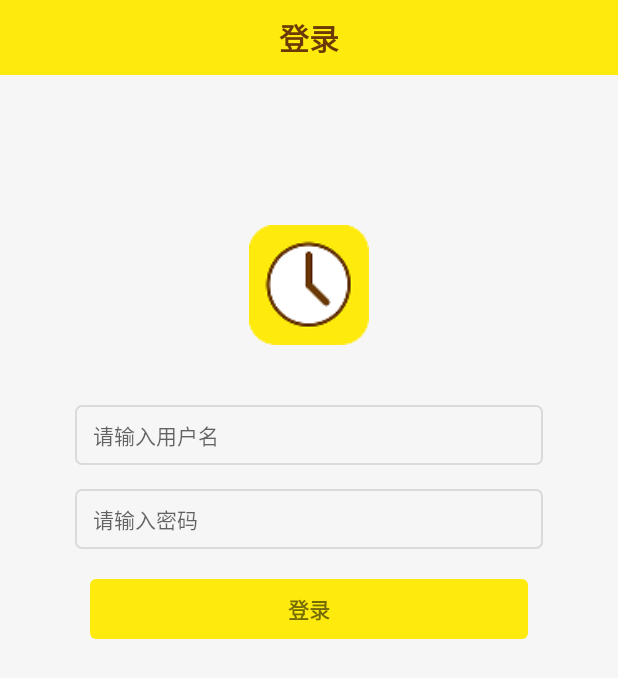
After one commit to shibo-cool/overtime, an Android app: the layout activity_login.xml on its own in the app's theme, with its tools: preview values and no code run, on a phone screen of 412 x 824 dp. The commit adds this screen. Shown: the top 678 px of the screen. Run offline under Robolectric (Android 15) with nearby library versions, the phone set to English and light mode, and no system bars.

Commit message:
update：载入页和登录页（登录页正在开发ing）

```diff
--- /dev/null
+++ b/app/src/main/res/drawable/btn_gray.xml
@@ -0,0 +1,12 @@
+<?xml version="1.0" encoding="utf-8"?>
+<shape xmlns:android="http://schemas.android.com/apk/res/android"
+    android:shape="rectangle">
+
+    <solid android:color="@color/color_gray" />
+
+    <stroke
+        android:width="2px"
+        android:color="@color/color_dadada" />
+    <corners android:radius="4dp" />
+
+</shape>
--- /dev/null
+++ b/app/src/main/res/drawable/btn_main_cornor_4.xml
@@ -0,0 +1,11 @@
+<?xml version="1.0" encoding="utf-8"?>
+<shape xmlns:android="http://schemas.android.com/apk/res/android"
+    android:shape="rectangle">
+
+
+    <corners android:radius="4dp" />
+
+    <solid android:color="@color/main_color"/>
+
+
+</shape>
--- /dev/null
+++ b/app/src/main/res/layout/activity_launcher.xml
@@ -0,0 +1,5 @@
+<?xml version="1.0" encoding="utf-8"?>
+<ImageView xmlns:android="http://schemas.android.com/apk/res/android"
+    android:layout_width="match_parent"
+    android:layout_height="match_parent"
+    android:src="@drawable/image_start"/>
--- /dev/null
+++ b/app/src/main/res/layout/activity_login.xml
@@ -0,0 +1,62 @@
+<?xml version="1.0" encoding="utf-8"?>
+<LinearLayout
+    xmlns:android="http://schemas.android.com/apk/res/android"
+    android:layout_width="match_parent"
+    android:layout_height="match_parent"
+    android:background="@color/color_gray"
+    android:orientation="vertical">
+
+    <TextView
+        android:layout_width="match_parent"
+        android:layout_height="@dimen/dp_50"
+        android:gravity="center"
+        android:background="@color/main_color"
+        android:text="@string/login"
+        android:textStyle="bold"
+        style="@style/text_style_20_6a3906"/>
+
+    <ImageView
+        android:layout_width="@dimen/dp_80"
+        android:layout_height="@dimen/dp_80"
+        android:layout_marginTop="@dimen/dp_100"
+        android:layout_gravity="center_horizontal"
+        android:src="@mipmap/icon"/>
+
+    <EditText
+        android:id="@+id/et_user"
+        android:layout_width="match_parent"
+        android:layout_height="@dimen/dp_40"
+        android:layout_marginTop="@dimen/dp_40"
+        android:layout_marginLeft="@dimen/dp_50"
+        android:layout_marginRight="@dimen/dp_50"
+        android:inputType="number"
+        style="@style/text_style_14_323232"
+        android:background="@drawable/btn_gray"
+        android:hint="@string/enter_name"
+        android:paddingLeft="@dimen/dp_12"/>
+
+    <EditText
+        android:id="@+id/et_password"
+        android:layout_width="match_parent"
+        android:layout_height="@dimen/dp_40"
+        android:layout_marginLeft="@dimen/dp_50"
+        android:layout_marginRight="@dimen/dp_50"
+        android:layout_marginTop="@dimen/dp_16"
+        style="@style/text_style_14_323232"
+        android:background="@drawable/btn_gray"
+        android:hint="@string/enter_password"
+        android:paddingLeft="@dimen/dp_12"/>
+
+    <TextView
+        android:id="@+id/btn_login"
+        android:layout_width="match_parent"
+        android:layout_height="@dimen/dp_40"
+        android:layout_marginLeft="@dimen/dp_60"
+        android:layout_marginRight="@dimen/dp_60"
+        android:layout_marginTop="@dimen/dp_20"
+        android:background="@drawable/btn_main_cornor_4"
+        android:gravity="center"
+        android:textStyle="bold"
+        android:text="@string/login"/>
+
+</LinearLayout>
--- a/app/src/main/res/values/colors.xml
+++ b/app/src/main/res/values/colors.xml
@@ -7,4 +7,7 @@
     <color name="teal_700">#FF018786</color>
     <color name="black">#FF000000</color>
     <color name="white">#FFFFFFFF</color>
+    <color name="main_color">#fffeea0c</color>
+    <color name="color_gray">#f6f6f6</color>
+    <color name="color_dadada">#dadada</color>
 </resources>
--- /dev/null
+++ b/app/src/main/res/values/dimens.xml
@@ -0,0 +1,29 @@
+<?xml version="1.0" encoding="utf-8"?>
+<resources>
+    <dimen name="dp_1">1dp</dimen>
+    <dimen name="dp_2">2dp</dimen>
+    <dimen name="dp_3">3dp</dimen>
+    <dimen name="dp_4">4dp</dimen>
+    <dimen name="dp_5">5dp</dimen>
+    <dimen name="dp_6">6dp</dimen>
+    <dimen name="dp_7">7dp</dimen>
+    <dimen name="dp_8">8dp</dimen>
+    <dimen name="dp_9">9dp</dimen>
+    <dimen name="dp_10">10dp</dimen>
+    <dimen name="dp_11">11dp</dimen>
+    <dimen name="dp_12">12dp</dimen>
+    <dimen name="dp_13">13dp</dimen>
+    <dimen name="dp_14">14dp</dimen>
+    <dimen name="dp_15">15dp</dimen>
+    <dimen name="dp_16">16dp</dimen>
+    <dimen name="dp_17">17dp</dimen>
+    <dimen name="dp_18">18dp</dimen>
+    <dimen name="dp_19">19dp</dimen>
+    <dimen name="dp_20">20dp</dimen>
+    <dimen name="dp_21">21dp</dimen>
+    <dimen name="dp_40">40dp</dimen>
+    <dimen name="dp_50">50dp</dimen>
+    <dimen name="dp_60">60dp</dimen>
+    <dimen name="dp_80">80dp</dimen>
+    <dimen name="dp_100">100dp</dimen>
+</resources>
--- a/app/src/main/res/values/strings.xml
+++ b/app/src/main/res/values/strings.xml
@@ -1,3 +1,6 @@
 <resources>
-    <string name="app_name">overtime</string>
+    <string name="app_name">天虹加班</string>
+    <string name="enter_name">请输入用户名</string>
+    <string name="enter_password">请输入密码</string>
+    <string name="login">登录</string>
 </resources>
--- /dev/null
+++ b/app/src/main/res/values/styles.xml
@@ -0,0 +1,39 @@
+<?xml version="1.0" encoding="utf-8"?>
+<resources>
+
+    <style name="text_style_12_cccccc">
+        <item name="android:textSize">12sp</item>
+        <item name="android:textColor">#cccccc</item>
+    </style>
+
+    <style name="text_style_14_cccccc">
+        <item name="android:textSize">14sp</item>
+        <item name="android:textColor">#cccccc</item>
+    </style>
+
+    <style name="text_style_16_cccccc">
+        <item name="android:textSize">16sp</item>
+        <item name="android:textColor">#cccccc</item>
+    </style>
+
+    <style name="text_style_18_cccccc">
+        <item name="android:textSize">18sp</item>
+        <item name="android:textColor">#cccccc</item>
+    </style>
+
+    <style name="text_style_20_cccccc">
+        <item name="android:textSize">20sp</item>
+        <item name="android:textColor">#cccccc</item>
+    </style>
+
+    <style name="text_style_20_6a3906">
+        <item name="android:textSize">20sp</item>
+        <item name="android:textColor">#6a3906</item>
+    </style>
+
+    <style name="text_style_14_323232">
+        <item name="android:textSize">14sp</item>
+        <item name="android:textColor">#323232</item>
+    </style>
+
+</resources>
```
Also changed, not shown: app/src/main/AndroidManifest.xml (+6 -2 lines), app/src/main/java/com/shibo/overtime/BaseActivity.kt (added, +20 -0 lines), app/src/main/java/com/shibo/overtime/LauncherActivity.kt (added, +35 -0 lines), app/src/main/java/com/shibo/overtime/LoginActivity.kt (added, +47 -0 lines), app/src/main/java/com/shibo/overtime/MainActivity.kt (+16 -4 lines), app/src/main/java/com/shibo/overtime/tool/DimenTool.kt (added, +119 -0 lines), build.gradle (+1 -7 lines), app/src/main/res/drawable-xxhdpi/image_start.png (added), app/src/main/res/mipmap-xxhdpi/icon.png (added).
